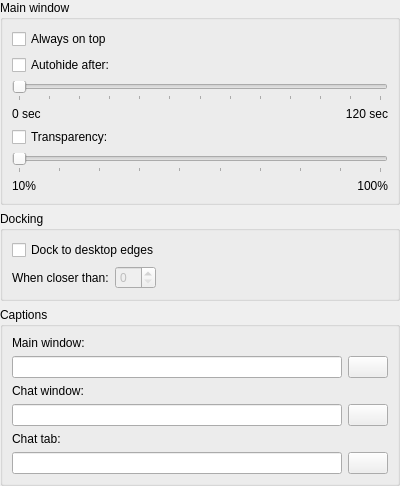
This is src/widgets/settingpages/DisplaySettings.ui in KittyIM/Client as Qt 5 draws it before an edit. The edited form follows.
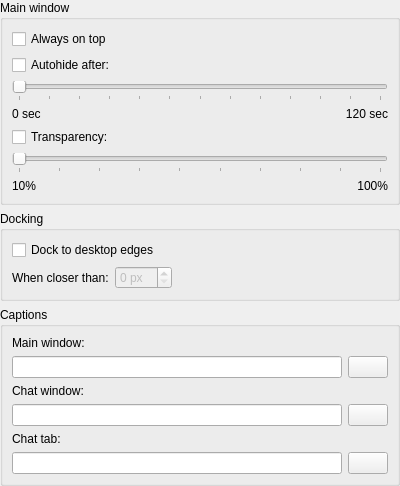
This is the edited form. Custom widgets are drawn as their Qt base class.

What changed in the file:
```diff
--- a/src/widgets/settingpages/DisplaySettings.ui
+++ b/src/widgets/settingpages/DisplaySettings.ui
@@ -164,6 +164,9 @@
         <property name="enabled">
          <bool>false</bool>
         </property>
+        <property name="suffix">
+         <string> px</string>
+        </property>
        </widget>
       </item>
       <item row="1" column="0" colspan="2">
```
Left out of the diff: 51 changed lines with no effect on the pictures.
